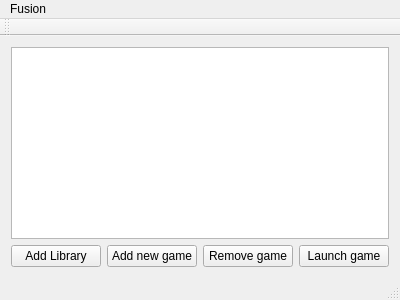
First picture: the form in mainwindow.ui, repository FusionLauncher/FusionClient, before the edit.
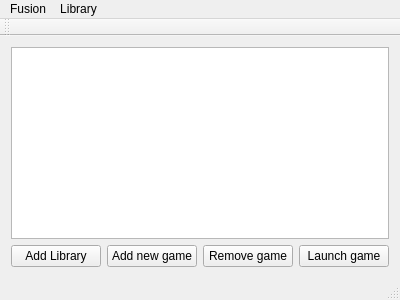
Second picture: the form after the edit.

Commit message: Change: Some cleanup Add: Dialog for Origin

The edit to the form file:
```diff
--- a/mainwindow.ui
+++ b/mainwindow.ui
@@ -76,7 +76,16 @@
     <addaction name="refreshUIAction"/>
     <addaction name="setStylesheetAction"/>
    </widget>
+   <widget class="QMenu" name="menuLibrary">
+    <property name="title">
+     <string>Library</string>
+    </property>
+    <addaction name="libAddGameAction"/>
+    <addaction name="libAddLibAction"/>
+    <addaction name="libManageOriginAction"/>
+   </widget>
    <addaction name="menuFusion"/>
+   <addaction name="menuLibrary"/>
   </widget>
   <widget class="QToolBar" name="mainToolBar">
    <attribute name="toolBarArea">
```
Left out of the diff: 15 changed lines with no effect on the pictures. The commit also changes 6 other files.
